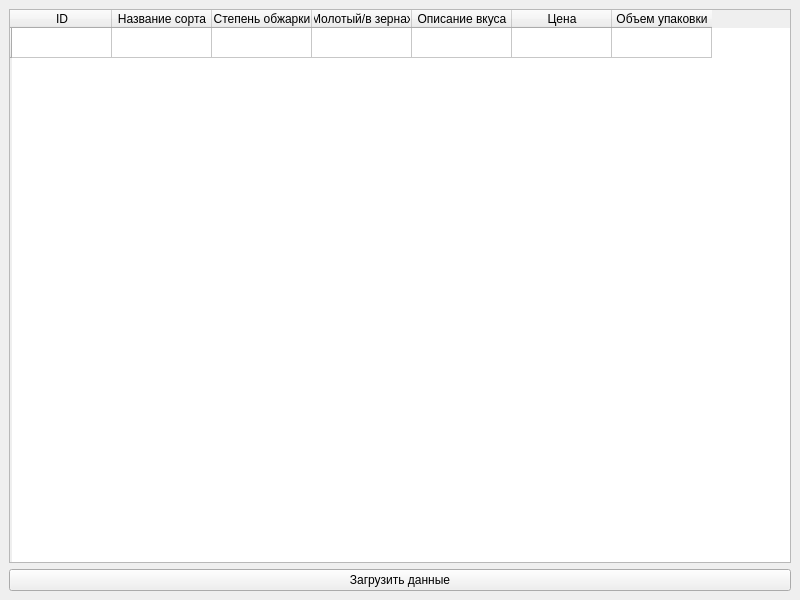
Above: main.ui from Nikosofr/Coffee before the change. Below: the same form after it.
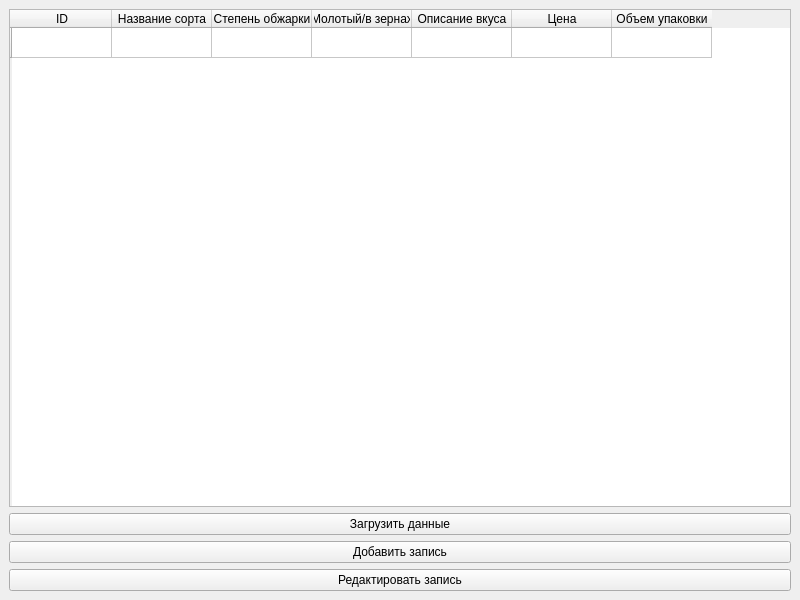
That is the form after the change.

```diff
--- a/main.ui
+++ b/main.ui
@@ -66,6 +66,20 @@
       </property>
      </widget>
     </item>
+    <item>
+     <widget class="QPushButton" name="pushButtonAdd">
+      <property name="text">
+       <string>Добавить запись</string>
+      </property>
+     </widget>
+    </item>
+    <item>
+     <widget class="QPushButton" name="pushButtonEdit">
+      <property name="text">
+       <string>Редактировать запись</string>
+      </property>
+     </widget>
+    </item>
    </layout>
   </widget>
  </widget>
```
